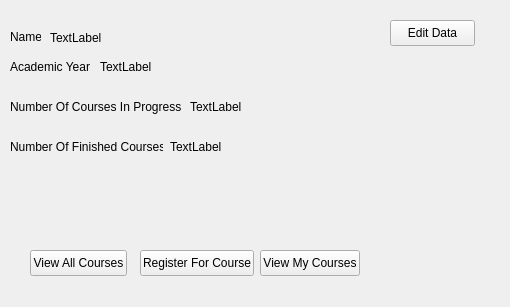
Qt form Home.ui (MIDOKIM/CourseManagement) before a commit.
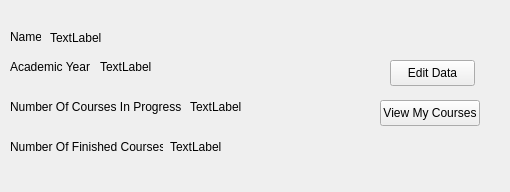
The same form after that commit.

Commit message: register course&&edit profile

The edit to the form file:
```diff
--- a/Home.ui
+++ b/Home.ui
@@ -7,7 +7,7 @@
     <x>0</x>
     <y>0</y>
     <width>510</width>
-    <height>307</height>
+    <height>192</height>
    </rect>
   </property>
   <property name="windowTitle">
@@ -65,24 +65,11 @@
     <string>Number Of Finished Courses</string>
    </property>
   </widget>
-  <widget class="QPushButton" name="viewall">
-   <property name="geometry">
-    <rect>
-     <x>30</x>
-     <y>250</y>
-     <width>97</width>
-     <height>26</height>
-    </rect>
-   </property>
-   <property name="text">
-    <string>View All Courses</string>
-   </property>
-  </widget>
-  <widget class="QPushButton" name="pushButton_2">
+  <widget class="QPushButton" name="editdata">
    <property name="geometry">
     <rect>
      <x>390</x>
-     <y>20</y>
+     <y>60</y>
      <width>85</width>
      <height>26</height>
     </rect>
@@ -94,8 +81,8 @@
   <widget class="QPushButton" name="viewmine">
    <property name="geometry">
     <rect>
-     <x>260</x>
-     <y>250</y>
+     <x>380</x>
+     <y>100</y>
      <width>100</width>
      <height>26</height>
     </rect>
@@ -104,19 +91,6 @@
     <string>View My Courses</string>
    </property>
   </widget>
-  <widget class="QPushButton" name="rgstr">
-   <property name="geometry">
-    <rect>
-     <x>140</x>
-     <y>250</y>
-     <width>114</width>
-     <height>26</height>
-    </rect>
-   </property>
-   <property name="text">
-    <string>Register For Course</string>
-   </property>
-  </widget>
   <widget class="QLabel" name="label_5">
    <property name="geometry">
     <rect>
```
The commit also changes 13 other files.
